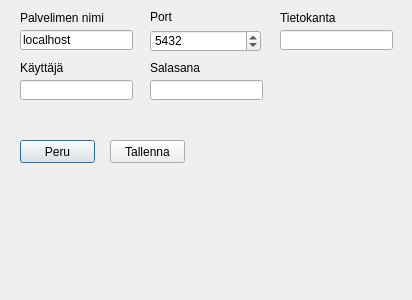
First picture: the form in ui/saveDBSettingsDialog.ui, repository eeroleppalehto/Jahtirekisteri, before the edit.
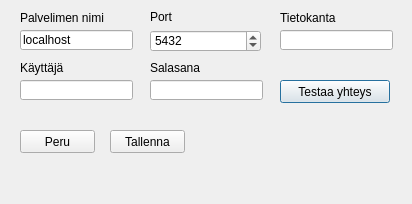
Second picture: the form after the edit.

```diff
--- a/ui/saveDBSettingsDialog.ui
+++ b/ui/saveDBSettingsDialog.ui
@@ -7,7 +7,7 @@
     <x>0</x>
     <y>0</y>
     <width>412</width>
-    <height>300</height>
+    <height>204</height>
    </rect>
   </property>
   <property name="windowTitle">
@@ -78,7 +78,7 @@
    <property name="geometry">
     <rect>
      <x>20</x>
-     <y>140</y>
+     <y>130</y>
      <width>75</width>
      <height>23</height>
     </rect>
@@ -97,7 +97,7 @@
    <property name="geometry">
     <rect>
      <x>110</x>
-     <y>140</y>
+     <y>130</y>
      <width>75</width>
      <height>23</height>
     </rect>
@@ -178,6 +178,25 @@
     <string>Salasana</string>
    </property>
   </widget>
+  <widget class="QPushButton" name="testPushButton">
+   <property name="geometry">
+    <rect>
+     <x>280</x>
+     <y>80</y>
+     <width>110</width>
+     <height>23</height>
+    </rect>
+   </property>
+   <property name="text">
+    <string>Testaa yhteys</string>
+   </property>
+   <property name="autoExclusive">
+    <bool>false</bool>
+   </property>
+   <property name="default">
+    <bool>true</bool>
+   </property>
+  </widget>
  </widget>
  <tabstops>
   <tabstop>hostLineEdit</tabstop>
```
